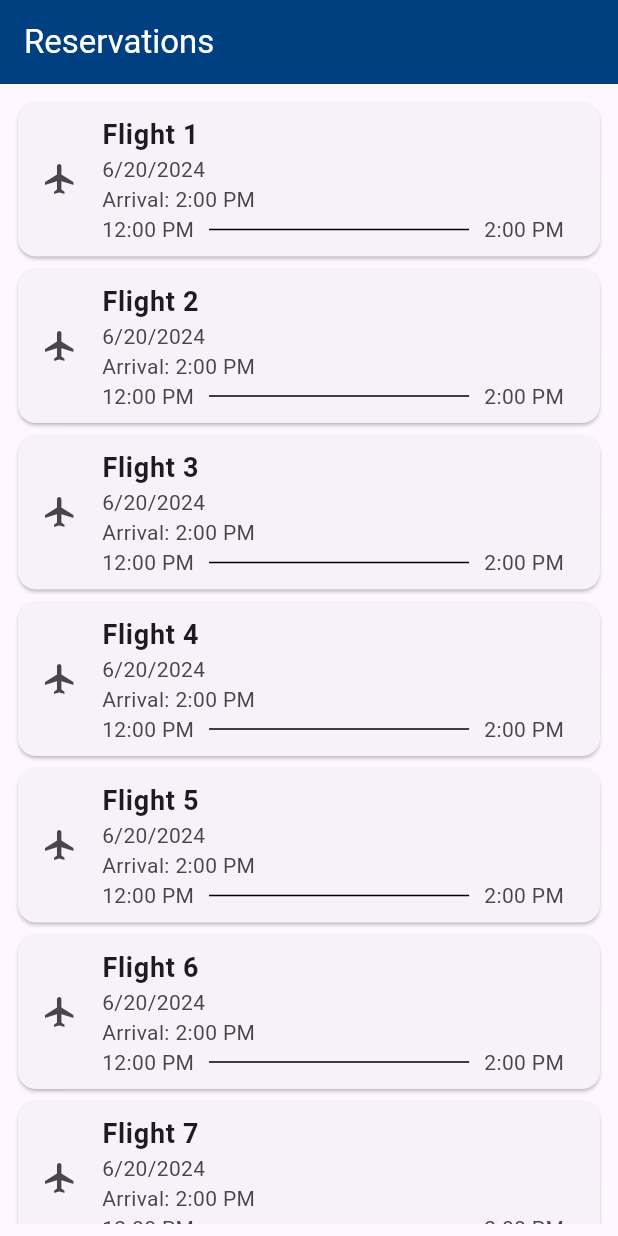
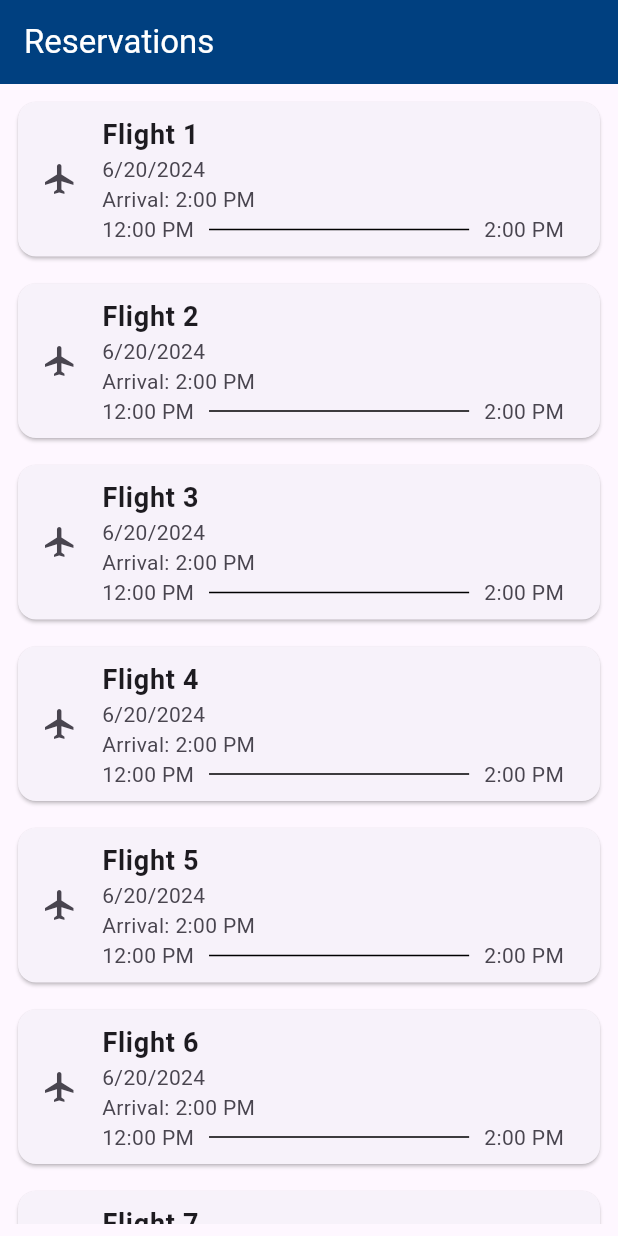
Before and after one commit to andrehebra/flight-time, a Flutter app: the screen it shows after launch, on a phone screen of 412 x 824 dp. Run offline on Flutter 3.47's test engine with Material 3 defaults, Android fonts, the light colour scheme and no system bars.

Commit message:
added sized box to reservationlist for styling

```diff
--- a/flight_time_flutter_application/lib/pages/reservation_list.dart
+++ b/flight_time_flutter_application/lib/pages/reservation_list.dart
@@ -1,5 +1,6 @@
 import 'package:flight_time_flutter_application/components/main_app_bar.dart';
 import 'package:flutter/material.dart';
+import 'package:flutter/widgets.dart';
 
 class ReservationListPage extends StatelessWidget {
   const ReservationListPage({super.key});
@@ -45,6 +46,7 @@ class ReservationListPage extends StatelessWidget {
           ),
         ),
       );
+      returnList.add(const SizedBox(height: 10));
     }
 
     return returnList;
```
